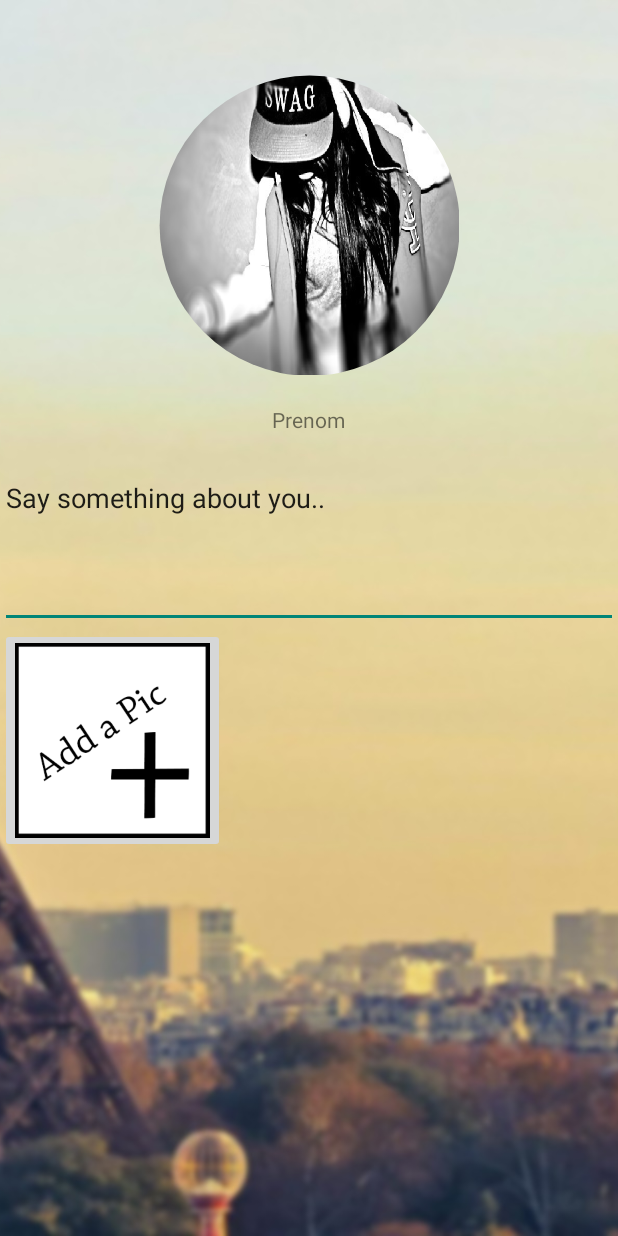
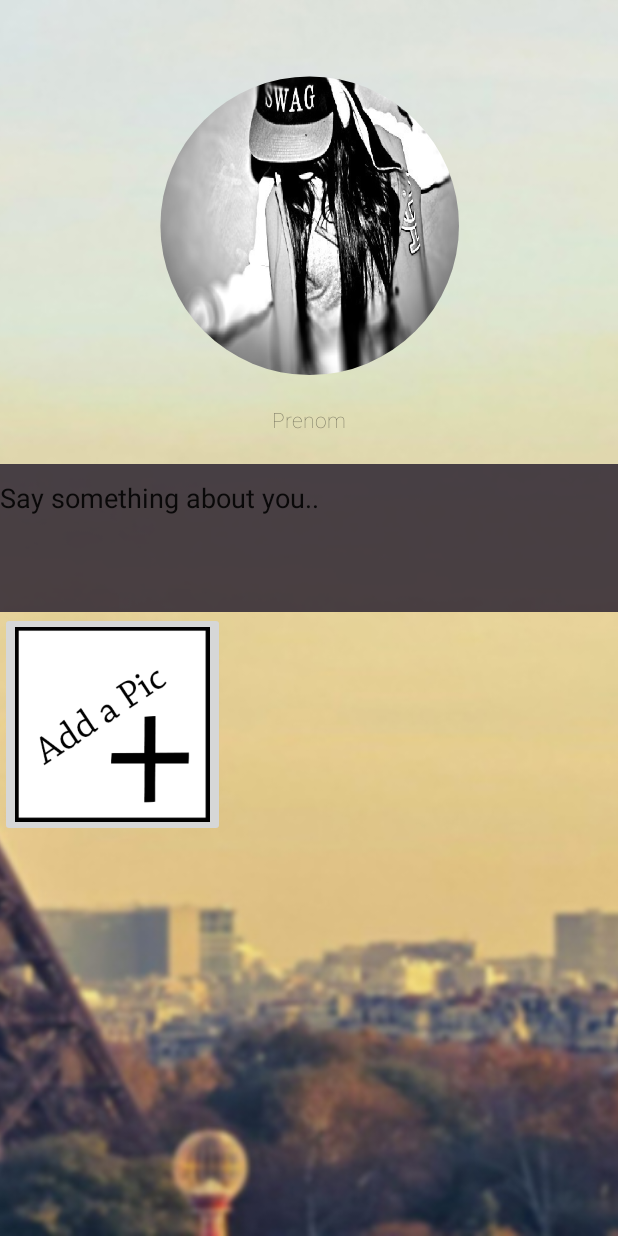
Before and after one commit to yazzaoui/Sociadee, an Android app: the fragment ProfileFragment shown on its own in the app's theme, on a phone screen of 412 x 824 dp. Run offline under Robolectric (Android 15) with nearby library versions, the light colour scheme and no system bars; 1 statement that could not run was skipped.

Commit message:
worked on menu

```diff
--- a/app/src/main/AndroidManifest.xml
+++ b/app/src/main/AndroidManifest.xml
@@ -15,6 +15,7 @@
 
     <application
         android:allowBackup="true"
+        android:largeHeap="true"
         android:icon="@mipmap/ic_launcher"
         android:label="@string/app_name"
         android:theme="@style/AppThemeCustom" >
@@ -48,6 +49,7 @@
         </activity>
         <activity
             android:name=".MainActivity"
+            android:windowSoftInputMode="stateHidden"
             android:label="@string/title_activity_main" >
         </activity>
 
--- a/app/src/main/java/azzaoui/sociadee/RoundedImageView.java
+++ b/app/src/main/java/azzaoui/sociadee/RoundedImageView.java
@@ -86,7 +86,7 @@ public class RoundedImageView extends ImageView {
         canvas.drawARGB(0, 0, 0, 0);
         paint.setColor(Color.parseColor("#BAB399"));
         canvas.drawCircle(sbmp.getWidth() / 2+0.7f, sbmp.getHeight() / 2+0.7f,
-                sbmp.getWidth() / 2+0.1f, paint);
+                sbmp.getWidth() / 2 - 0.7f, paint);
         paint.setXfermode(new PorterDuffXfermode(PorterDuff.Mode.SRC_IN));
         canvas.drawBitmap(sbmp, rect, rect, paint);
 
--- a/app/src/main/res/drawable/menu_item_selector.xml
+++ b/app/src/main/res/drawable/menu_item_selector.xml
@@ -1,6 +1,6 @@
 <?xml version="1.0" encoding="utf-8"?>
 <selector xmlns:android="http://schemas.android.com/apk/res/android">
-    <item android:state_pressed="true" android:drawable="@color/Evening" />
-    <item android:state_focused="true" android:drawable="@color/Evening" />
-    <item android:drawable="@color/Helio" />
+    <item android:state_pressed="true" android:drawable="@color/Helio" />
+    <item android:state_focused="true" android:drawable="@color/Helio" />
+    <item android:drawable="@color/Evening" />
 </selector>
--- a/app/src/main/res/layout/fragment_profile.xml
+++ b/app/src/main/res/layout/fragment_profile.xml
@@ -28,8 +28,9 @@
     <TextView
         android:layout_width="wrap_content"
         android:layout_height="wrap_content"
+        android:fontFamily="sans-serif-thin"
         android:layout_centerHorizontal="true"
-        android:layout_marginTop="20dp"
+        android:layout_marginTop="20sp"
         android:layout_below="@+id/profilePicture"
         android:text="Prenom"
         android:id="@+id/textName" />
@@ -45,6 +46,7 @@
         android:maxLines="10"
         android:layout_height="wrap_content"
         android:layout_width="fill_parent"
+        android:background="#da2e2633"
         android:scrollbars="vertical"
         android:text="Say something about you.."
         android:id="@+id/aboutMe" />
@@ -77,5 +79,7 @@
         </LinearLayout>
         </HorizontalScrollView>
 
+
+
 </RelativeLayout>
 </FrameLayout>
--- a/app/src/main/res/values/stylesCustom.xml
+++ b/app/src/main/res/values/stylesCustom.xml
@@ -19,7 +19,7 @@
         <item name="android:background">@drawable/buttonshape</item>
     </style>
 
-    <style name="AppThemeCustom.Textview" parent="android:Widget.TextView">
+    <style name="AppThemeCustom.TextView" parent="android:Widget.TextView">
         <item name="android:textColor">@color/GreyTc</item>
         <item name="android:fontFamily">sans-serif-thin</item>
         <item name="android:textSize">20sp</item>
```
Also changed, not shown: app/src/main/res/layout/activity_main.xml (+19 -11 lines), app/src/main/res/drawable/good1.png, app/src/main/res/drawable/man117.png (deleted), app/src/main/res/drawable/wallpaper1.jpg, app/src/main/res/drawable/wallpaper2.jpg.
